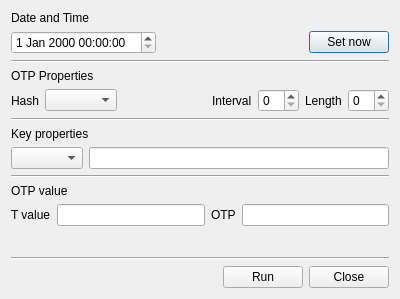
First picture: the form in BerEditor/gen_otp_dlg.ui, repository jykim74/BerEditor, before the edit.
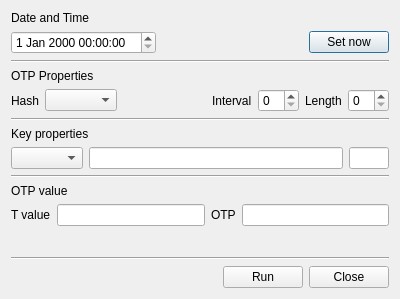
Second picture: the form after the edit.

What changed in the file:
```diff
--- a/BerEditor/gen_otp_dlg.ui
+++ b/BerEditor/gen_otp_dlg.ui
@@ -142,6 +142,25 @@
      <item>
       <widget class="QLineEdit" name="mKeyText"/>
      </item>
+     <item>
+      <widget class="QLineEdit" name="mKeyLenText">
+       <property name="minimumSize">
+        <size>
+         <width>40</width>
+         <height>0</height>
+        </size>
+       </property>
+       <property name="maximumSize">
+        <size>
+         <width>40</width>
+         <height>16777215</height>
+        </size>
+       </property>
+       <property name="readOnly">
+        <bool>true</bool>
+       </property>
+      </widget>
+     </item>
     </layout>
    </item>
    <item>
```
